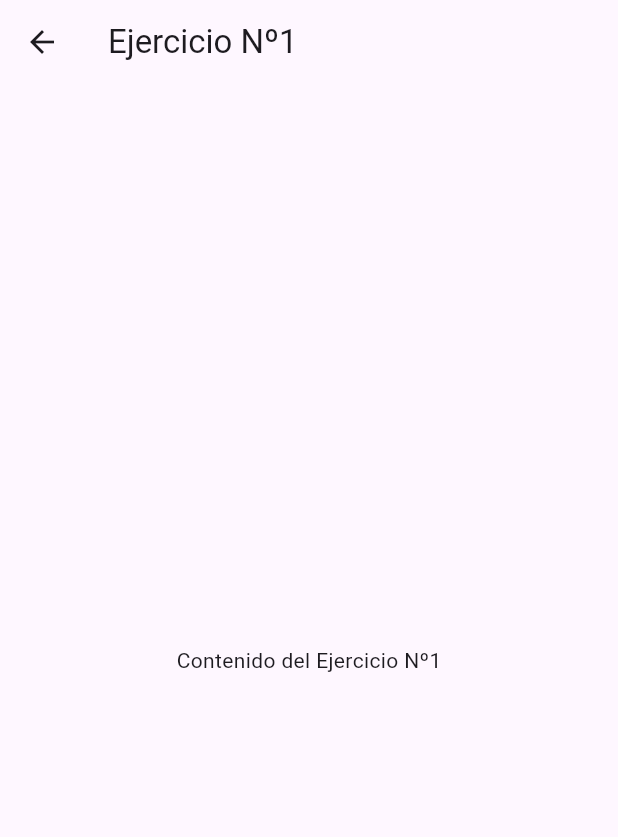
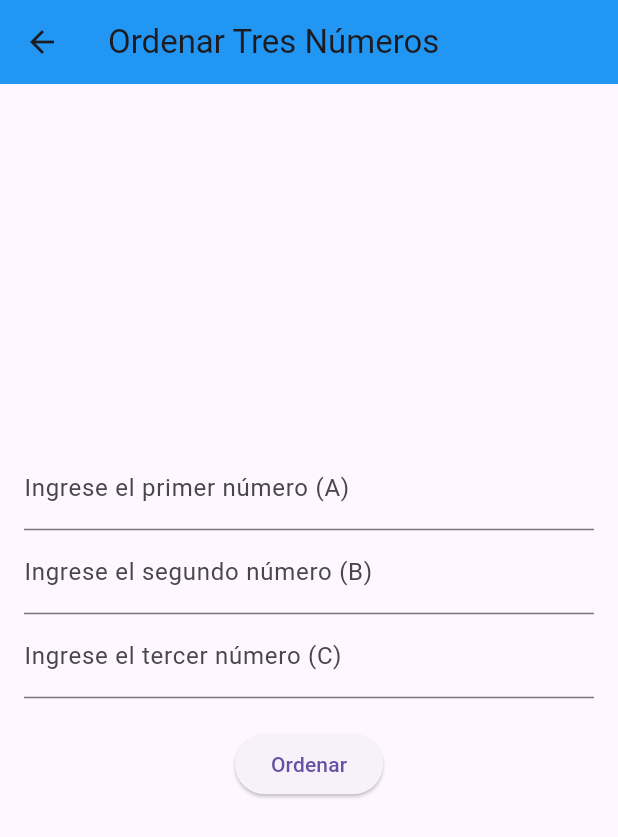
Before and after one commit to Jcnazate11/Moviles_Tarea1, a Flutter app: the screen it shows after launch, in the side drawer, after a tap on "Ejercicio Nº1", on a phone screen of 412 x 824 dp. Shown: the top 837 px of the screen. Run offline on Flutter 3.47's test engine with Material 3 defaults, Android fonts, the phone set to English and light mode, and no system bars.

Commit message:
Ejercicio1

```diff
--- a/eje1_intercambio/lib/Paginas/Ejer1.dart
+++ b/eje1_intercambio/lib/Paginas/Ejer1.dart
@@ -1,14 +1,80 @@
 import 'package:flutter/material.dart';
 
-class Ejer1 extends StatelessWidget {
+class Ejer1 extends StatefulWidget {
+  @override
+  _Ejer1State createState() => _Ejer1State();
+}
+
+class _Ejer1State extends State<Ejer1> {
+  // Controladores para leer los valores de los campos de texto
+  final TextEditingController _controllerA = TextEditingController();
+  final TextEditingController _controllerB = TextEditingController();
+  final TextEditingController _controllerC = TextEditingController();
+
+  String resultado = '';
+
+  // Método para ordenar tres números
+  void ordenarNumeros() {
+    setState(() {
+      double? A = double.tryParse(_controllerA.text);
+      double? B = double.tryParse(_controllerB.text);
+      double? C = double.tryParse(_controllerC.text);
+
+      if (A == null || B == null || C == null) {
+        resultado = 'Por favor, ingrese valores numéricos válidos.';
+        return;
+      }
+
+      if (A == B && B == C) {
+        resultado = 'Los números son iguales: $A, $B, $C';
+      } else {
+        List<double> numeros = [A, B, C];
+        numeros.sort();
+        resultado = 'El orden  es: ${numeros[0]}, ${numeros[1]}, ${numeros[2]}';
+      }
+    });
+  }
+
   @override
   Widget build(BuildContext context) {
     return Scaffold(
       appBar: AppBar(
-        title: Text('Ejercicio Nº1'),
+        title: Text('Ordenar Tres Números'),
+        backgroundColor: Colors.blue,
       ),
-      body: Center(
-        child: Text('Contenido del Ejercicio Nº1'),
+      body: Padding(
+        padding: const EdgeInsets.all(16.0),
+        child: Column(
+          mainAxisAlignment: MainAxisAlignment.center,
+          children: [
+            TextField(
+              controller: _controllerA,
+              keyboardType: TextInputType.number,
+              decoration: InputDecoration(labelText: 'Ingrese el primer número (A)'),
+            ),
+            TextField(
+              controller: _controllerB,
+              keyboardType: TextInputType.number,
+              decoration: InputDecoration(labelText: 'Ingrese el segundo número (B)'),
+            ),
+            TextField(
+              controller: _controllerC,
+              keyboardType: TextInputType.number,
+              decoration: InputDecoration(labelText: 'Ingrese el tercer número (C)'),
+            ),
+            SizedBox(height: 20),
+            ElevatedButton(
+              onPressed: ordenarNumeros,
+              child: Text('Ordenar'),
+            ),
+            SizedBox(height: 20),
+            Text(
+              resultado,
+              style: TextStyle(fontSize: 20, color: Colors.black),
+              textAlign: TextAlign.center,
+            ),
+          ],
+        ),
       ),
     );
   }
```
